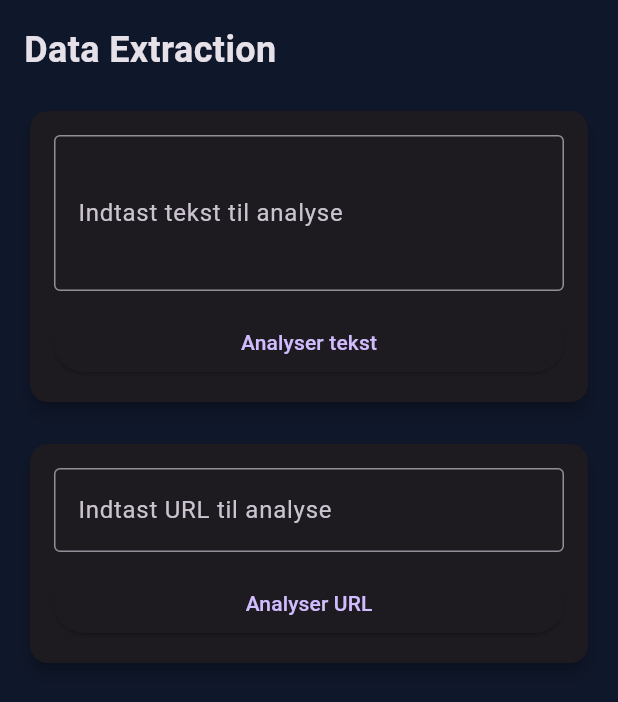
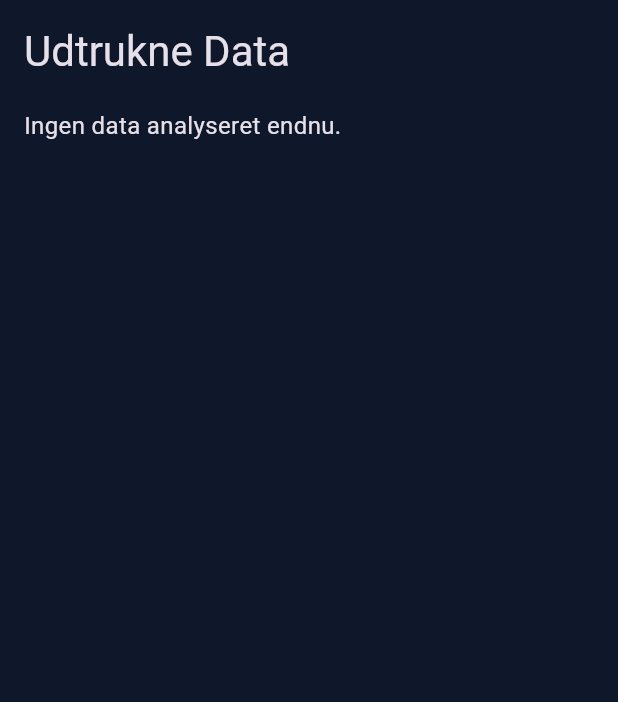
Before and after one commit to 1SickPuppy/flutterSupabase, a Flutter app: the DataExtractionWidget widget shown alone on an empty page, opened directly, on a phone screen of 412 x 824 dp. Shown: the top 702 px of the screen. Run offline on Flutter 3.47's test engine with Material 3 defaults, Android fonts, the phone set to English and light mode, and no system bars; our stand-ins replace flutter_secure_storage, get_it, pdf, speech_to_text, supabase_flutter; missing offline and left inert: encrypt; accounts and stored records are empty.

Commit message:
UI forbedret - voice input 100% in Danish - data extracted. Next is analyzing and getting the data we need. Such as name, number, email, dates, times, amounts, jobs, deal, assignments and so forth. After analyzing the transcript and getting the data. We should be able to put it in our planner/calendar either a local personal planner. Or intergration with google or windows or similar?

```diff
--- a/lib/features/data_extraction/presentation/data_extraction_widget.dart
+++ b/lib/features/data_extraction/presentation/data_extraction_widget.dart
@@ -1,171 +1,38 @@
-// lib\features\data_extraction\presentation\data_extraction_widget.dart
+// lib/features/data_extraction/presentation/data_extraction_widget.dart
 
 import 'package:flutter/material.dart';
-import '../domain/data_extraction_service.dart';
-import '../../../core/di/service_locator.dart'; // ⭐️ VIGTIGT: Importerer GetIt-instansen
+import 'package:provider/provider.dart';
+import '../../job_flow/job_flow_notifier.dart';
 
-class DataExtractionWidget extends StatefulWidget {
+class DataExtractionWidget extends StatelessWidget {
   const DataExtractionWidget({super.key});
 
   @override
-  State<DataExtractionWidget> createState() => _DataExtractionWidgetState();
-}
+  Widget build(BuildContext context) {
+    // Lytter til notifieren for at hente data
+    final notifier = Provider.of<JobFlowNotifier>(context);
+    final data = notifier.extractedData;
 
-class _DataExtractionWidgetState extends State<DataExtractionWidget> {
-  // ⭐️ RETTELSE: Henter service via GetIt i stedet for den udefinerede variabel ⭐️
-  final DataExtractionService _dataExtractionService = getIt<DataExtractionService>();
-  final TextEditingController _textController = TextEditingController();
-  final TextEditingController _urlController = TextEditingController();
-  Map<String, dynamic>? _extractionResult;
-  bool _isLoading = false;
-
-  @override
-  void dispose() {
-    _textController.dispose();
-    _urlController.dispose();
-    super.dispose();
-  }
-
-  Future<void> _extractFromText() async {
-    if (_textController.text.isEmpty) return;
-
-    setState(() {
-      _isLoading = true;
-    });
-
-    try {
-      final result = await _dataExtractionService.extractDataFromText(_textController.text);
-      setState(() {
-        _extractionResult = result;
-      });
-    } catch (e) {
-      ScaffoldMessenger.of(context).showSnackBar(
-        SnackBar(content: Text('Fejl: ${e.toString()}')),
-      );
-    } finally {
-      setState(() {
-        _isLoading = false;
-      });
-    }
-  }
-
-  Future<void> _extractFromUrl() async {
-    if (_urlController.text.isEmpty) return;
-
-    setState(() {
-      _isLoading = true;
-    });
-
-    try {
-      final result = await _dataExtractionService.extractDataFromUrl(_urlController.text);
-      setState(() {
-        _extractionResult = result;
-      });
-    } catch (e) {
-      ScaffoldMessenger.of(context).showSnackBar(
-        SnackBar(content: Text('Fejl: ${e.toString()}')),
-      );
-    } finally {
-      setState(() {
-        _isLoading = false;
-      });
-    }
-  }
-
-  @override
-  Widget build(BuildContext context) {
     return Padding(
       padding: const EdgeInsets.all(16.0),
       child: Column(
-        crossAxisAlignment: CrossAxisAlignment.stretch,
+        crossAxisAlignment: CrossAxisAlignment.start,
         children: [
-          const Text(
-            'Data Extraction',
-            style: TextStyle(fontSize: 24, fontWeight: FontWeight.bold),
+          Text(
+            'Udtrukne Data',
+            style: Theme.of(context).textTheme.headlineMedium,
           ),
           const SizedBox(height: 20),
-          Card(
-            elevation: 4,
-            child: Padding(
-              padding: const EdgeInsets.all(16.0),
-              child: Column(
-                crossAxisAlignment: CrossAxisAlignment.stretch,
-                children: [
-                  TextField(
-                    controller: _textController,
-                    decoration: const InputDecoration(
-                      labelText: 'Indtast tekst til analyse',
-                      border: OutlineInputBorder(),
-                    ),
-                    maxLines: 3,
-                  ),
-                  const SizedBox(height: 10),
-                  ElevatedButton(
-                    onPressed: _isLoading ? null : _extractFromText,
-                    child: const Text('Analyser tekst'),
-                  ),
-                ],
+          Expanded(
+            child: SingleChildScrollView(
+              child: Text(
+                data.isEmpty
+                    ? 'Ingen data analyseret endnu.'
+                    : data,
+                style: const TextStyle(fontSize: 16),
               ),
             ),
           ),
-          const SizedBox(height: 20),
-          Card(
-            elevation: 4,
-            child: Padding(
-              padding: const EdgeInsets.all(16.0),
-              child: Column(
-                crossAxisAlignment: CrossAxisAlignment.stretch,
-                children: [
-                  TextField(
-                    controller: _urlController,
-                    decoration: const InputDecoration(
-                      labelText: 'Indtast URL til analyse',
-                      border: OutlineInputBorder(),
-                    ),
-                  ),
-                  const SizedBox(height: 10),
-                  ElevatedButton(
-                    onPressed: _isLoading ? null : _extractFromUrl,
-                    child: const Text('Analyser URL'),
-                  ),
-                ],
-              ),
-            ),
-          ),
-          const SizedBox(height: 20),
-          if (_isLoading)
-            const Center(child: CircularProgressIndicator())
-          else if (_extractionResult != null)
-            Card(
-              elevation: 4,
-              child: Padding(
-                padding: const EdgeInsets.all(16.0),
-                child: Column(
-                  crossAxisAlignment: CrossAxisAlignment.start,
-                  children: [
-                    const Text(
-                      'Resultat:',
-                      style: TextStyle(fontSize: 18, fontWeight: FontWeight.bold),
-                    ),
-                    const SizedBox(height: 10),
-                    ..._extractionResult!.entries.map((entry) => Padding(
-                      padding: const EdgeInsets.symmetric(vertical: 4.0),
-                      child: Text('${entry.key}: ${entry.value}'),
-                    )),
-                    const SizedBox(height: 10),
-                    ElevatedButton(
-                      onPressed: () {
-                        // Her kunne man sende data videre til PDF generation
-                        ScaffoldMessenger.of(context).showSnackBar(
-                          const SnackBar(content: Text('Data sendt til PDF generering')),
-                        );
-                      },
-                      child: const Text('Generer PDF'),
-                    ),
-                  ],
-                ),
-              ),
-            ),
         ],
       ),
     );
--- a/lib/features/job_flow/job_flow_notifier.dart
+++ b/lib/features/job_flow/job_flow_notifier.dart
@@ -1,51 +1,65 @@
 // lib/features/job_flow/job_flow_notifier.dart
 
 import 'package:flutter/foundation.dart';
-
-// Importér alle de interfaces, som denne Notifier skal bruge
 import '../voice_input/domain/voice_input_service.dart';
 import '../data_extraction/domain/data_extraction_service.dart';
 import '../pdf_generation/domain/pdf_generation_service.dart';
-// import '../supabase_integration/domain/supabase_service.dart'; // Tilføj hvis du bruger den
+// import '../supabase_integration/domain/supabase_service.dart';
 
 class JobFlowNotifier extends ChangeNotifier {
 
-  // Opret private felter for de services, du modtager via constructoren
   final VoiceInputService _voiceInputService;
   final DataExtractionService _dataExtractionService;
   final PdfGenerationService _pdfGenerationService;
-  // final SupabaseService _supabaseService; // Tilføj hvis du bruger den
 
-  // Constructor: Modtager alle services fra MultiProvider/GetIt i main.dart
+  // ⭐️ Ny State 1: Gem det aktuelle fane-index ⭐️
+  int _selectedIndex = 0;
+  int get selectedIndex => _selectedIndex;
+
+  // ⭐️ Ny State 2: Gem de udtrukne data ⭐️
+  String _extractedData = '';
+  String get extractedData => _extractedData;
+
+  // Constructor
   JobFlowNotifier(
       this._voiceInputService,
       this._dataExtractionService,
       this._pdfGenerationService,
-      // this._supabaseService,
       );
 
-  // --- Implementering af den manglende 'extractData' metode ---
-  // ⭐️ Denne metode løser fejlen: "The method 'extractData' isn't defined for the type 'JobFlowNotifier'".
-  // Den kaldes fra din VoiceInputWidget.
+  // Metode til at skifte fane (kaldes fra HomeScreen)
+  void setSelectedIndex(int index) {
+    if (_selectedIndex != index) {
+      _selectedIndex = index;
+      notifyListeners();
+    }
+  }
+
+  // --- Implementering af 'extractData' metode ---
   Future<void> extractData(String text) async {
     print('Notifier modtog tekst til analyse: $text');
 
     if (text.isEmpty) {
-      // Du kan sætte en fejlmeddelelse her senere
       return;
     }
 
-    // Simuler/kald data extraction service
-    // For at implementere hele flowet senere:
+    // For nu simulerer vi et resultat
+    _extractedData = 'Data udtrukket fra samtalen: "$text"';
+
+    // ⭐️ VIGTIGT: Skift til Data-fanen (index 1) for at vise resultatet ⭐️
+    _selectedIndex = 1;
+
+    notifyListeners();
+
+    // Senere, når du implementerer DataExtractionService:
     // try {
     //   final result = await _dataExtractionService.extractDataFromText(text);
-    //   // Opdater appens state baseret på 'result'
+    //   _extractedData = result; // Antager at servicen returnerer en streng
+    //   _selectedIndex = 1;
     //   notifyListeners();
     // } catch (e) {
     //   print('Fejl under dataudtræk: $e');
-    //   // Håndter fejlmeddelelse i UI
     // }
   }
 
-// --- Andre state-variabler og metoder kan komme her ---
 }
```
Also changed, not shown: lib/core/security/secure_storage_service_impl.dart (+7 -7 lines), lib/features/pdf_generation/presentation/pdf_generation_widget.dart (+19 -8 lines), lib/features/supabase_integration/presentation/supabase_widget.dart (+19 -8 lines), lib/features/voice_input/presentation/voice_input_widget.dart (+6 -6 lines), lib/presentation/app.dart (+25 -12 lines), lib/presentation/screens/home_screen.dart (+13 -6 lines).
